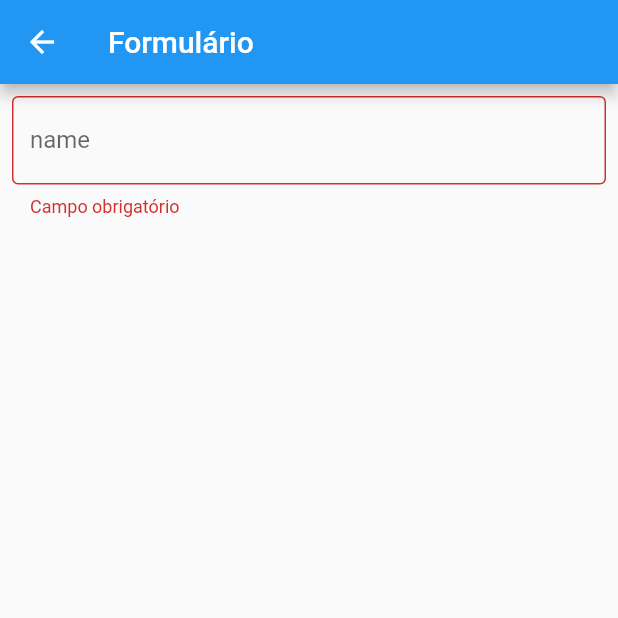
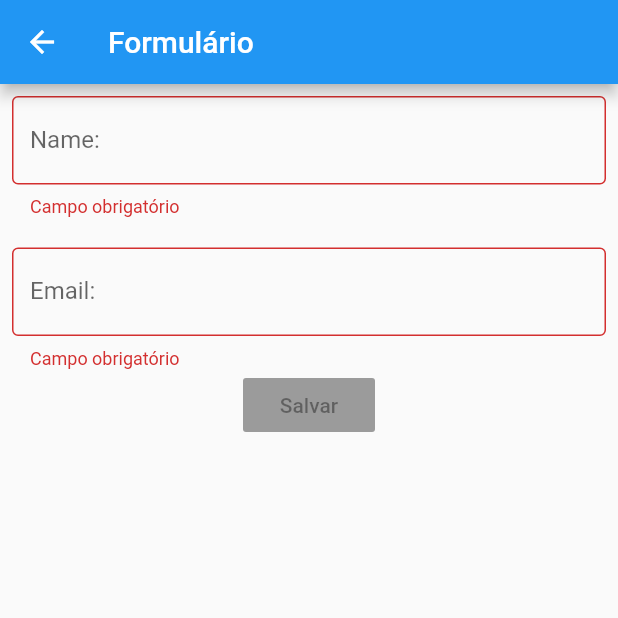
Before and after one commit to BrennerBatR/Flutter_Mobx, a Flutter app: the screen it shows after launch, after a tap on "ENTRAR", on a phone screen of 412 x 824 dp, the top half of it. Run offline on Flutter 3.47's test engine with Material 2 defaults, Android fonts, the phone set to English and light mode, and no system bars; our stand-ins replace flutter_mobx, mobx; generated files the repository leaves out were written again.

Commit message:
reactive form

```diff
--- a/lib/app/modules/pages/form/form_controller.dart
+++ b/lib/app/modules/pages/form/form_controller.dart
@@ -7,8 +7,27 @@ class FormController = _FormControllerBase with _$FormController;
 abstract class _FormControllerBase with Store {
   var client = Client();
 
+  @computed
+  bool get isValid {
+    return validateName() == null && validateEmail() == null ;
+  }
+
   String validateName() {
-    if (client.name == null || client.name == '') {
+    if (client.name == null || client.name.isEmpty) {
+      return "Campo obrigatório";
+    }
+    return null;
+  }
+
+  String validateEmail() {
+    if (client.email == null || client.email.isEmpty) {
+      return "Campo obrigatório";
+    } else if (!client.email.contains('@')) return "Email inválido";
+    return null;
+  }
+
+  String validateCpf() {
+    if (client.cpf == null || client.cpf.length != 11) {
       return "Campo obrigatório";
     }
     return null;
--- a/lib/app/modules/pages/form/widgets/form_widget.dart
+++ b/lib/app/modules/pages/form/widgets/form_widget.dart
@@ -1,18 +1,10 @@
 import 'package:anonymous/app/modules/pages/form/form_controller.dart';
+import 'package:anonymous/app/modules/pages/form/widgets/input_widget.dart';
 import 'package:flutter/material.dart';
 import 'package:flutter_mobx/flutter_mobx.dart';
 
 class FormWidget extends StatelessWidget {
   final controller = FormController();
-  _textField({String labeltext, onChanged, String Function() errorText}) {
-    return TextField(
-        onChanged: onChanged,
-        decoration: InputDecoration(
-            border: OutlineInputBorder(),
-            labelText: labeltext,
-            errorText: errorText == null ? null : errorText()));
-  }
-
   @override
   Widget build(BuildContext context) {
     return Scaffold(
@@ -25,10 +17,31 @@ class FormWidget extends StatelessWidget {
           children: <Widget>[
             Observer(
               builder: (_) {
-                return _textField(
-                    errorText: controller.validateName,
-                    labeltext: "name",
+                return InputWidget(
+                    errorText: controller.validateName(),
+                    labeltext: "Name:",
+                    maxLenght: 100,
                     onChanged: controller.client.changeName);
+              },
+            ),
+            SizedBox(
+              height: 20,
+            ),
+            Observer(
+              builder: (_) {
+                return InputWidget(
+                    errorText: controller.validateEmail(),
+                    labeltext: "Email:",
+                    maxLenght: 100,
+                    onChanged: controller.client.changeEmail);
+              },
+            ),
+            Observer(
+              builder: (_) {
+                return RaisedButton(
+                  onPressed: controller.isValid ? () {} : null,
+                  child: Text("Salvar"),
+                );
               },
             )
           ],
--- /dev/null
+++ b/lib/app/modules/pages/form/widgets/input_widget.dart
@@ -0,0 +1,25 @@
+import 'package:flutter/material.dart';
+
+class InputWidget extends StatelessWidget {
+  final onChanged;
+  final String labeltext;
+  final String errorText;
+  final int maxLenght;
+
+  const InputWidget(
+      {this.onChanged, this.labeltext, this.errorText, this.maxLenght});
+
+  @override
+  Widget build(BuildContext context) {
+    return Column(children: <Widget>[
+      TextField(
+          onChanged: onChanged,
+          maxLength: maxLenght,
+          decoration: InputDecoration(
+            counterText: '',
+              border: OutlineInputBorder(),
+              labelText: labeltext,
+              errorText: errorText)),
+    ]);
+  }
+}
--- /dev/null
+++ b/lib/app/shared/styles/colors_style.dart
@@ -0,0 +1,20 @@
+import 'package:flutter/material.dart';
+import 'package:flutter/painting.dart';
+
+class ColorStyle {
+  ColorStyle._();
+
+  static const Color red = Colors.red;
+
+  static const Color blue = Color(0xFF0058A7);
+
+  static const Color orange = Color(0xFFF9A61A);
+
+  static const Color green = Color(0xFF0BC14B);
+
+  static const Color greySilver = Color(0xFFCBCBCB);
+
+  static const Color black = Color(0xFF000000);
+
+  static const Color white = Color(0xFFFFFFFF);
+}
```
Also changed, not shown: lib/app/modules/pages/form/form_controller.g.dart.
